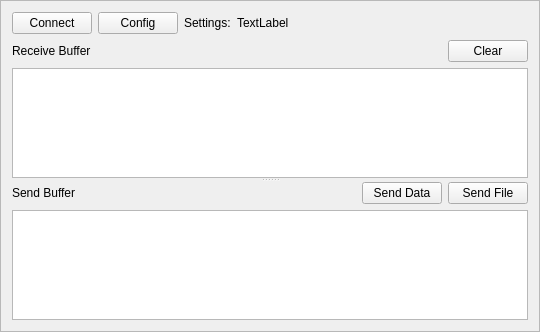
First picture: the form in app/SerialViewer/BasicView.ui, repository lxyppc/lxyppc-serial, before the edit.
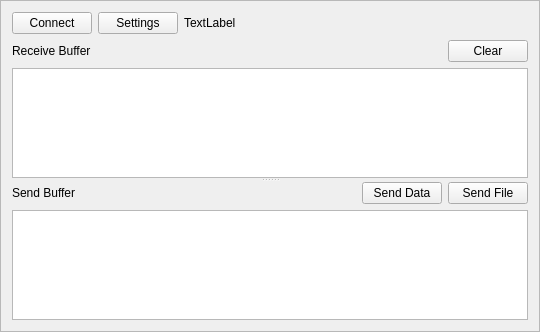
Second picture: the form after the edit.

The edit to the form file:
```diff
--- a/app/SerialViewer/BasicView.ui
+++ b/app/SerialViewer/BasicView.ui
@@ -21,7 +21,7 @@
   </property>
   <layout class="QVBoxLayout" name="verticalLayout_3">
    <item>
-    <layout class="QHBoxLayout" name="horizontalLayout" stretch="0,0,0,1">
+    <layout class="QHBoxLayout" name="horizontalLayout" stretch="0,0,1">
      <property name="topMargin">
       <number>0</number>
      </property>
@@ -35,14 +35,7 @@
      <item>
       <widget class="QPushButton" name="btnSetting">
        <property name="text">
-        <string>Config</string>
-       </property>
-      </widget>
-     </item>
-     <item>
-      <widget class="QLabel" name="label_2">
-       <property name="text">
-        <string>Settings:</string>
+        <string>Settings</string>
        </property>
       </widget>
      </item>
```
